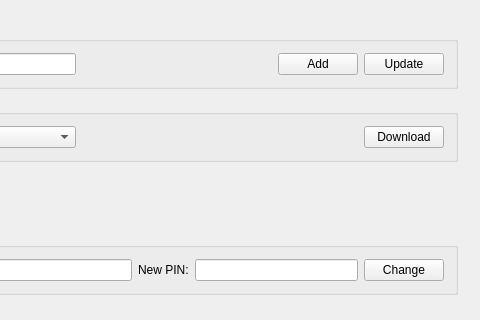
Qt form src/admin/mainwidget.ui (MichaelLugq/ukey-auth) before a commit; both pictures show x 120 to 600 and y 0 to 320 of the 600 by 450 pixel window.
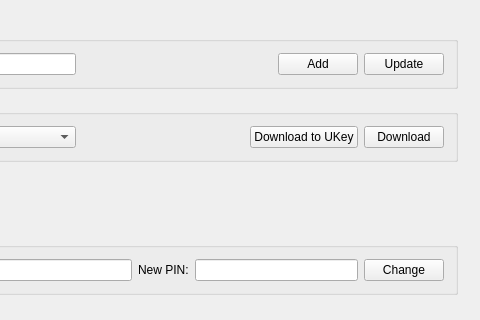
The same form after that commit. The open tabs and pages were chosen to show the change.

Commit message: Add download to USB key button

What changed in the file:
```diff
--- a/src/admin/mainwidget.ui
+++ b/src/admin/mainwidget.ui
@@ -294,6 +294,13 @@
             </property>
            </spacer>
           </item>
+          <item>
+           <widget class="QPushButton" name="btn_download_to_ukey">
+            <property name="text">
+             <string>Download to UKey</string>
+            </property>
+           </widget>
+          </item>
           <item>
            <widget class="QPushButton" name="btn_download">
             <property name="text">
```
The commit also changes 3 other files.
